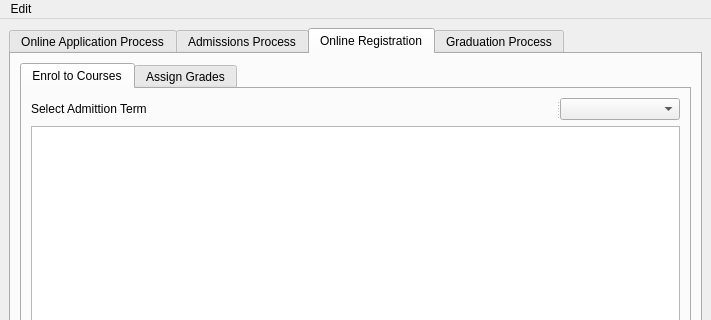
The window that starrs/ui/ui_main.ui (kiryha/CIS556) describes before a commit, drawn with Qt 5; both pictures show x 0 to 711 and y 0 to 320 of the 711 by 924 pixel window.
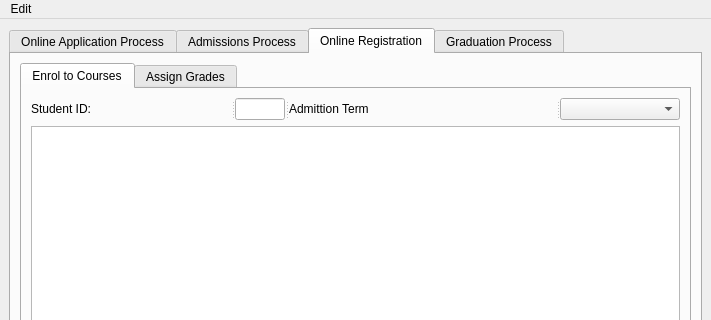
The same window after the commit. The open tabs and pages were chosen to show the change.

Commit message: Display Courses in UI

Patch:
```diff
--- a/starrs/ui/ui_main.ui
+++ b/starrs/ui/ui_main.ui
@@ -1014,7 +1014,23 @@
               </property>
               <widget class="QLabel" name="label_16">
                <property name="text">
-                <string>Select Admittion Term</string>
+                <string>Student ID:</string>
+               </property>
+              </widget>
+              <widget class="QLineEdit" name="linStudentIDRegistration">
+               <property name="maximumSize">
+                <size>
+                 <width>50</width>
+                 <height>16777215</height>
+                </size>
+               </property>
+               <property name="text">
+                <string/>
+               </property>
+              </widget>
+              <widget class="QLabel" name="label_18">
+               <property name="text">
+                <string>Admittion Term</string>
                </property>
               </widget>
               <widget class="QComboBox" name="comAdmissionTermReg">
```
The commit also changes 2 other files.
